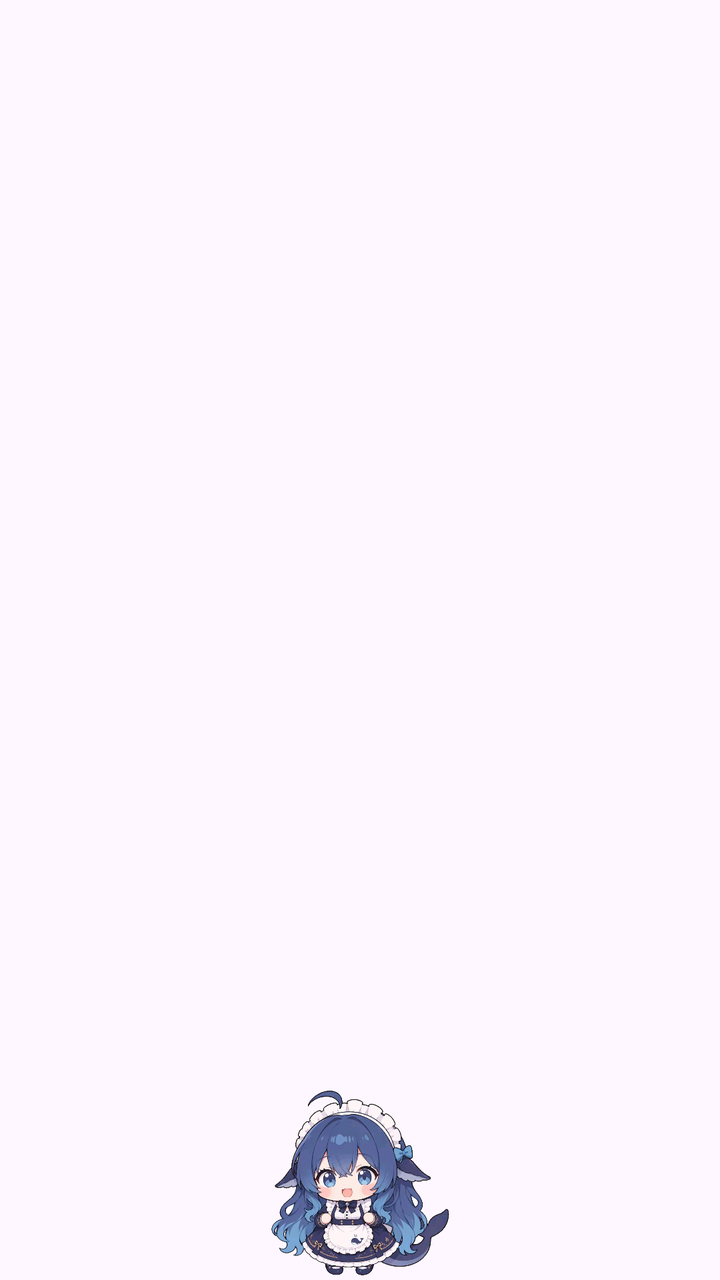
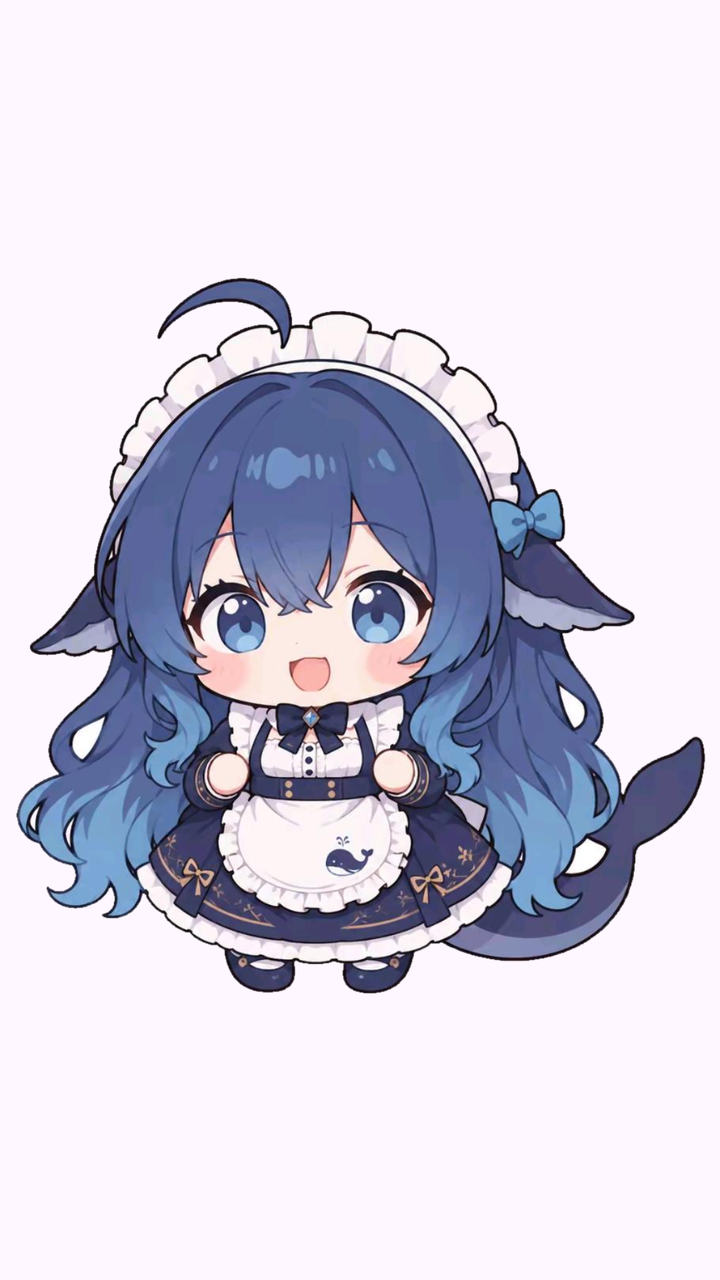

The first picture is an Android layout as it rendered before a commit; the second is the same layout after the commit. The layout source and the unified diff follow.
<!-- AndroidManifest.xml: application theme Theme.WhalePet -->
<!-- res/layout/overlay_whale.xml -->
<?xml version="1.0" encoding="utf-8"?>
<LinearLayout xmlns:android="http://schemas.android.com/apk/res/android"
    android:layout_width="match_parent"
    android:layout_height="match_parent"
    android:orientation="vertical">

    
    <FrameLayout
        android:layout_width="match_parent"
        android:layout_height="0dp"
        android:layout_weight="1"
        android:clipChildren="false"
        android:clipToPadding="false">

        
        <TextView
            android:id="@+id/bubble"
            android:layout_width="wrap_content"
            android:layout_height="wrap_content"
            android:layout_gravity="top|center_horizontal"
            android:layout_marginTop="4dp"
            android:background="@drawable/bubble_bg"
            android:paddingLeft="12dp"
            android:paddingRight="12dp"
            android:paddingTop="8dp"
            android:paddingBottom="8dp"
            android:textColor="#22315E"
            android:textSize="13sp"
            android:textStyle="bold"
            android:maxWidth="220dp"
            android:maxLines="3"
            android:ellipsize="end"
            android:visibility="invisible"
            android:text="..." />

        
        <TextView
            android:id="@+id/badge"
            android:layout_width="wrap_content"
            android:layout_height="wrap_content"
            android:layout_gravity="bottom|center_horizontal"
            android:layout_marginBottom="4dp"
            android:textColor="#A2B4DD"
            android:textSize="12sp"
            android:textStyle="bold"
            android:visibility="invisible"
            android:text="余额 --" />
    </FrameLayout>

    
    <FrameLayout
        android:layout_width="match_parent"
        android:layout_height="96dp">

        <ImageView
            android:id="@+id/whale_img"
            android:layout_width="96dp"
            android:layout_height="96dp"
            android:layout_gravity="center"
            android:src="@drawable/whale"
            android:contentDescription="鲸鱼娘"
            android:adjustViewBounds="false"
            android:scaleType="fitCenter" />
    </FrameLayout>
</LinearLayout>
<!-- resources referenced by this layout -->
<resources>
  <!-- drawable bubble_bg (drawable) -->
  <?xml version="1.0" encoding="utf-8"?>
  <shape xmlns:android="http://schemas.android.com/apk/res/android"
      android:shape="rectangle">
      <solid android:color="#F5FFFFFF" />
      <corners android:radius="14dp" />
      <stroke
          android:width="1dp"
          android:color="#D6DEF2" />
  </shape>
  <!-- drawable whale: png bitmap (drawable-nodpi, 816373 bytes) -->
  <style name="Theme.WhalePet" parent="Theme.Material3.DayNight.NoActionBar">
          <item name="colorPrimary">#A2B4DD</item>
          <item name="colorOnPrimary">#FFFFFF</item>
          <item name="colorPrimaryContainer">#D6DEF2</item>
          <item name="colorOnPrimaryContainer">#22315E</item>
      </style>
</resources>

<!-- the commit's change to res/layout/overlay_whale.xml (unified diff, before → after) -->
@@ -1,65 +1,14 @@
 <?xml version="1.0" encoding="utf-8"?>
-<LinearLayout xmlns:android="http://schemas.android.com/apk/res/android"
+<FrameLayout xmlns:android="http://schemas.android.com/apk/res/android"
     android:layout_width="match_parent"
-    android:layout_height="match_parent"
-    android:orientation="vertical">
+    android:layout_height="match_parent">
 
-    
-    <FrameLayout
+    <ImageView
+        android:id="@+id/whale_img"
         android:layout_width="match_parent"
-        android:layout_height="0dp"
-        android:layout_weight="1"
-        android:clipChildren="false"
-        android:clipToPadding="false">
-
-        
-        <TextView
-            android:id="@+id/bubble"
-            android:layout_width="wrap_content"
-            android:layout_height="wrap_content"
-            android:layout_gravity="top|center_horizontal"
-            android:layout_marginTop="4dp"
-            android:background="@drawable/bubble_bg"
-            android:paddingLeft="12dp"
-            android:paddingRight="12dp"
-            android:paddingTop="8dp"
-            android:paddingBottom="8dp"
-            android:textColor="#22315E"
-            android:textSize="13sp"
-            android:textStyle="bold"
-            android:maxWidth="220dp"
-            android:maxLines="3"
-            android:ellipsize="end"
-            android:visibility="invisible"
-            android:text="..." />
-
-        
-        <TextView
-            android:id="@+id/badge"
-            android:layout_width="wrap_content"
-            android:layout_height="wrap_content"
-            android:layout_gravity="bottom|center_horizontal"
-            android:layout_marginBottom="4dp"
-            android:textColor="#A2B4DD"
-            android:textSize="12sp"
-            android:textStyle="bold"
-            android:visibility="invisible"
-            android:text="余额 --" />
-    </FrameLayout>
-
-    
-    <FrameLayout
-        android:layout_width="match_parent"
-        android:layout_height="96dp">
-
-        <ImageView
-            android:id="@+id/whale_img"
-            android:layout_width="96dp"
-            android:layout_height="96dp"
-            android:layout_gravity="center"
-            android:src="@drawable/whale"
-            android:contentDescription="鲸鱼娘"
-            android:adjustViewBounds="false"
-            android:scaleType="fitCenter" />
-    </FrameLayout>
-</LinearLayout>
+        android:layout_height="match_parent"
+        android:src="@drawable/whale"
+        android:contentDescription="鲸鱼娘"
+        android:adjustViewBounds="false"
+        android:scaleType="fitCenter" />
+</FrameLayout>
<!-- resource entries referenced after the edit -->
@@ -1,15 +1,5 @@
 <!-- resources referenced by this layout -->
 <resources>
-  <!-- drawable bubble_bg (drawable) -->
-  <?xml version="1.0" encoding="utf-8"?>
-  <shape xmlns:android="http://schemas.android.com/apk/res/android"
-      android:shape="rectangle">
-      <solid android:color="#F5FFFFFF" />
-      <corners android:radius="14dp" />
-      <stroke
-          android:width="1dp"
-          android:color="#D6DEF2" />
-  </shape>
   <!-- drawable whale: png bitmap (drawable-nodpi, 816373 bytes) -->
   <style name="Theme.WhalePet" parent="Theme.Material3.DayNight.NoActionBar">
           <item name="colorPrimary">#A2B4DD</item>
